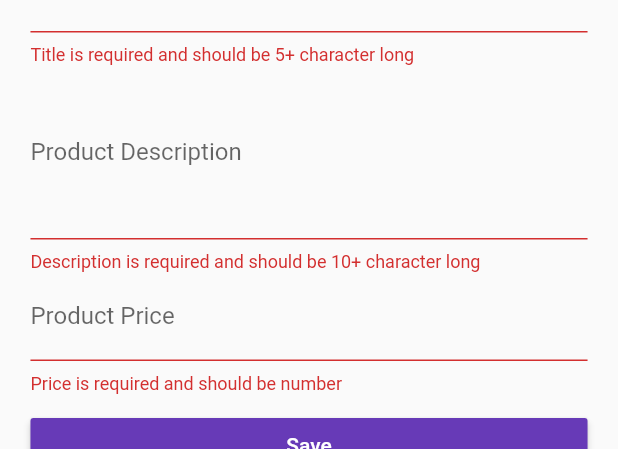
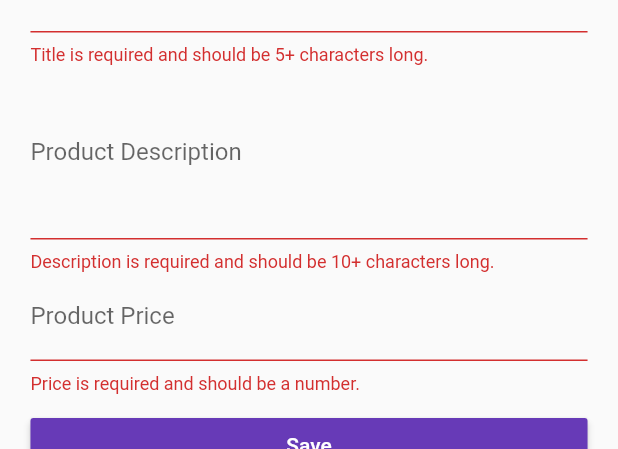
Before and after one commit to akashandroid90/food_app, a Flutter app: the ProductsAdminPage screen opened by its route, after a tap on "Save", on a phone screen of 412 x 824 dp, the part 266-715 px from its top. Run offline on Flutter 3.47's test engine with Material 2 defaults, Android fonts, the phone set to English and light mode, and no system bars.

Commit message:
update code

```diff
--- a/lib/main.dart
+++ b/lib/main.dart
@@ -34,7 +34,6 @@ class _MyAppState extends State<MyApp> {
     setState(() {
       _products[index] = product;
     });
-    print(_products);
   }
 
   void _deleteProduct(int index) {
@@ -57,7 +56,7 @@ class _MyAppState extends State<MyApp> {
         '/': (BuildContext context) => AuthPage(),
         '/products': (BuildContext context) => ProductsPage(_products),
         '/admin': (BuildContext context) =>
-            ProductsAdminPage(_addProduct, _deleteProduct,_updateProduct, _products),
+            ProductsAdminPage(_addProduct, _updateProduct, _deleteProduct, _products),
       },
       onGenerateRoute: (RouteSettings settings) {
         final List<String> pathElements = settings.name.split('/');
--- /dev/null
+++ b/lib/pages/product_edit.dart
@@ -0,0 +1,164 @@
+import 'package:flutter/material.dart';
+
+import '../widgets/helpers/ensure_visible.dart';
+
+class ProductEditPage extends StatefulWidget {
+  final Function addProduct;
+  final Function updateProduct;
+  final Map<String, dynamic> product;
+  final int productIndex;
+
+  ProductEditPage(
+      {this.addProduct, this.updateProduct, this.product, this.productIndex});
+
+  @override
+  State<StatefulWidget> createState() {
+    return _ProductEditPageState();
+  }
+}
+
+class _ProductEditPageState extends State<ProductEditPage> {
+  final Map<String, dynamic> _formData = {
+    'title': null,
+    'description': null,
+    'price': null,
+    'image': 'assets/food.jpg'
+  };
+  final GlobalKey<FormState> _formKey = GlobalKey<FormState>();
+  final _titleFocusNode = FocusNode();
+  final _descriptionFocusNode = FocusNode();
+  final _priceFocusNode = FocusNode();
+
+  Widget _buildTitleTextField() {
+    return EnsureVisibleWhenFocused(
+      focusNode: _titleFocusNode,
+      child: TextFormField(
+        focusNode: _titleFocusNode,
+        decoration: InputDecoration(labelText: 'Product Title'),
+        initialValue: widget.product == null ? '' : widget.product['title'],
+        validator: (String value) {
+          // if (value.trim().length <= 0) {
+          if (value.isEmpty || value.length < 5) {
+            return 'Title is required and should be 5+ characters long.';
+          }
+        },
+        onSaved: (String value) {
+          _formData['title'] = value;
+        },
+      ),
+    );
+  }
+
+  Widget _buildDescriptionTextField() {
+    return EnsureVisibleWhenFocused(
+      focusNode: _descriptionFocusNode,
+      child: TextFormField(
+        focusNode: _descriptionFocusNode,
+        maxLines: 4,
+        decoration: InputDecoration(labelText: 'Product Description'),
+        initialValue:
+            widget.product == null ? '' : widget.product['description'],
+        validator: (String value) {
+          // if (value.trim().length <= 0) {
+          if (value.isEmpty || value.length < 10) {
+            return 'Description is required and should be 10+ characters long.';
+          }
+        },
+        onSaved: (String value) {
+          _formData['description'] = value;
+        },
+      ),
+    );
+  }
+
+  Widget _buildPriceTextField() {
+    return EnsureVisibleWhenFocused(
+      focusNode: _priceFocusNode,
+      child: TextFormField(
+        focusNode: _priceFocusNode,
+        keyboardType: TextInputType.number,
+        decoration: InputDecoration(labelText: 'Product Price'),
+        initialValue:
+            widget.product == null ? '' : widget.product['price'].toString(),
+        validator: (String value) {
+          // if (value.trim().length <= 0) {
+          if (value.isEmpty ||
+              !RegExp(r'^(?:[1-9]\d*|0)?(?:\.\d+)?$').hasMatch(value)) {
+            return 'Price is required and should be a number.';
+          }
+        },
+        onSaved: (String value) {
+          _formData['price'] = double.parse(value);
+        },
+      ),
+    );
+  }
+
+  Widget _buildPageContent(BuildContext context) {
+    final double deviceWidth = MediaQuery.of(context).size.width;
+    final double targetWidth = deviceWidth > 550.0 ? 500.0 : deviceWidth * 0.95;
+    final double targetPadding = deviceWidth - targetWidth;
+    return GestureDetector(
+      onTap: () {
+        FocusScope.of(context).requestFocus(FocusNode());
+      },
+      child: Container(
+        margin: EdgeInsets.all(10.0),
+        child: Form(
+          key: _formKey,
+          child: ListView(
+            padding: EdgeInsets.symmetric(horizontal: targetPadding / 2),
+            children: <Widget>[
+              _buildTitleTextField(),
+              _buildDescriptionTextField(),
+              _buildPriceTextField(),
+              SizedBox(
+                height: 10.0,
+              ),
+              RaisedButton(
+                child: Text('Save'),
+                textColor: Colors.white,
+                onPressed: _submitForm,
+              )
+              // GestureDetector(
+              //   onTap: _submitForm,
+              //   child: Container(
+              //     color: Colors.green,
+              //     padding: EdgeInsets.all(5.0),
+              //     child: Text('My Button'),
+              //   ),
+              // )
+            ],
+          ),
+        ),
+      ),
+    );
+  }
+
+  void _submitForm() {
+    if (!_formKey.currentState.validate()) {
+      return;
+    }
+    _formKey.currentState.save();
+    if (widget.product == null) {
+      widget.addProduct(_formData);
+    } else {
+      widget.updateProduct(widget.productIndex, _formData);
+    }
+
+    Navigator.pushReplacementNamed(context, '/products');
+  }
+
+  @override
+  Widget build(BuildContext context) {
+    final Widget pageContent = _buildPageContent(context);
+    return widget.product == null
+        ? pageContent
+        : Scaffold(
+            appBar: AppBar(
+              title: Text('Edit Product'),
+            ),
+            body: pageContent,
+          );
+  }
+}
--- a/lib/pages/products_admin.dart
+++ b/lib/pages/products_admin.dart
@@ -1,16 +1,15 @@
 import 'package:flutter/material.dart';
 
-import './product_create_edit.dart';
+import './product_edit.dart';
 import './product_list.dart';
 
 class ProductsAdminPage extends StatelessWidget {
   final Function addProduct;
+  final Function updateProduct;
   final Function deleteProduct;
-  final Function updateProduct;
-  final List<Map<String, dynamic>> _products;
+  final List<Map<String, dynamic>> products;
 
-  ProductsAdminPage(
-      this.addProduct, this.deleteProduct, this.updateProduct, this._products);
+  ProductsAdminPage(this.addProduct, this.updateProduct, this.deleteProduct, this.products);
 
   Widget _buildSideDrawer(BuildContext context) {
     return Drawer(
@@ -55,10 +54,8 @@ class ProductsAdminPage extends StatelessWidget {
         ),
         body: TabBarView(
           children: <Widget>[
-            ProductCreateEditPage(
-              addProduct: addProduct,
-            ),
-            ProductListPage(_products, updateProduct)
+            ProductEditPage(addProduct: addProduct),
+            ProductListPage(products, updateProduct, deleteProduct)
           ],
         ),
       ),
--- /dev/null
+++ b/lib/widgets/helpers/ensure_visible.dart
@@ -0,0 +1,86 @@
+import 'dart:async';
+
+import 'package:flutter/rendering.dart';
+import 'package:flutter/widgets.dart';
+import 'package:meta/meta.dart';
+
+class EnsureVisibleWhenFocused extends StatefulWidget {
+  const EnsureVisibleWhenFocused({
+    Key key,
+    @required this.child,
+    @required this.focusNode,
+    this.curve: Curves.ease,
+    this.duration: const Duration(milliseconds: 100),
+  }) : super(key: key);
+
+  /// The node we will monitor to determine if the child is focused
+  final FocusNode focusNode;
+
+  /// The child widget that we are wrapping
+  final Widget child;
+
+  /// The curve we will use to scroll ourselves into view.
+  ///
+  /// Defaults to Curves.ease.
+  final Curve curve;
+
+  /// The duration we will use to scroll ourselves into view
+  ///
+  /// Defaults to 100 milliseconds.
+  final Duration duration;
+
+  EnsureVisibleWhenFocusedState createState() => new EnsureVisibleWhenFocusedState();
+}
+
+class EnsureVisibleWhenFocusedState extends State<EnsureVisibleWhenFocused> {
+  @override
+  void initState() {
+    super.initState();
+    widget.focusNode.addListener(_ensureVisible);
+  }
+
+  @override
+  void dispose() {
+    super.dispose();
+    widget.focusNode.removeListener(_ensureVisible);
+  }
+
+  Future<Null> _ensureVisible() async {
+    // Wait for the keyboard to come into view
+    // TODO: position doesn't seem to notify listeners when metrics change,
+    // perhaps a NotificationListener around the scrollable could avoid
+    // the need insert a delay here.
+    await Future.delayed(const Duration(milliseconds: 300));
+
+    if (!widget.focusNode.hasFocus)
+      return;
+
+    final RenderObject object = context.findRenderObject();
+    final RenderAbstractViewport viewport = RenderAbstractViewport.of(object);
+    assert(viewport != null);
+
+    ScrollableState scrollableState = Scrollable.of(context);
+    assert(scrollableState != null);
+
+    ScrollPosition position = scrollableState.position;
+    double alignment;
+    if (position.pixels > viewport.getOffsetToReveal(object, 0.0).offset) {
+      // Move down to the top of the viewport
+      alignment = 0.0;
+    } else if (position.pixels < viewport.getOffsetToReveal(object, 1.0).offset) {
+      // Move up to the bottom of the viewport
+      alignment = 1.0;
+    } else {
+      // No scrolling is necessary to reveal the child
+      return;
+    }
+    position.ensureVisible(
+      object,
+      alignment: alignment,
+      duration: widget.duration,
+      curve: widget.curve,
+    );
+  }
+
+  Widget build(BuildContext context) => widget.child;
+}
--- a/lib/widgets/products/product_card.dart
+++ b/lib/widgets/products/product_card.dart
@@ -58,5 +58,6 @@ class ProductCard extends StatelessWidget {
         ],
       ),
     );
+    ;
   }
 }
```
Also changed, not shown: lib/pages/product_list.dart (+56 -28 lines).
